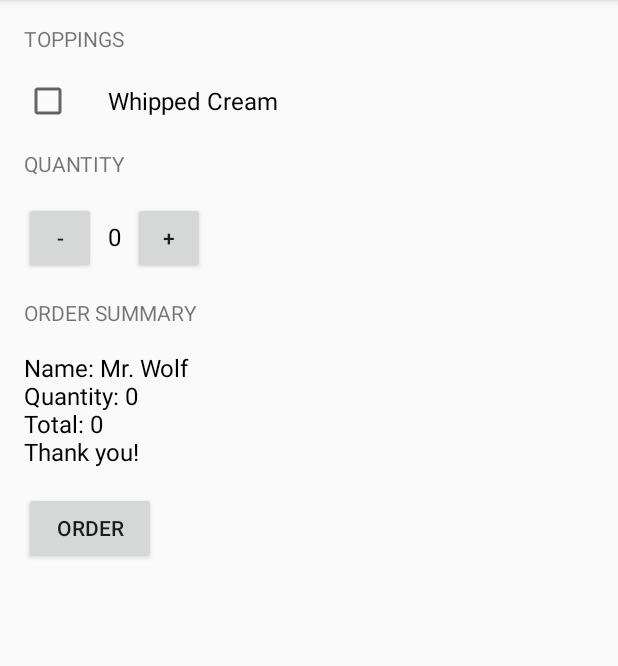
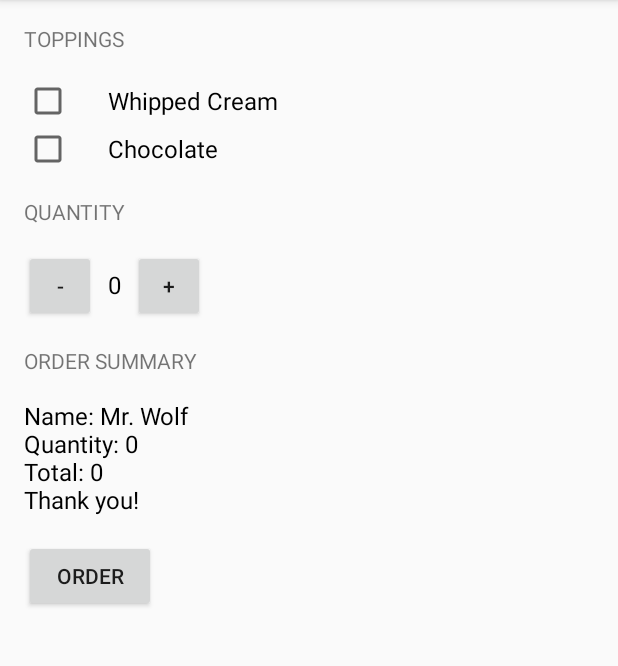
Before and after one commit to bennythejudge/JustJava, an Android app: the screen it shows after launch (MainActivity), after a tap on "ORDER", on a phone screen of 412 x 824 dp, the part 84-750 px from its top. Run offline under Robolectric (Android 15) with nearby library versions, the phone set to English and light mode, and no system bars.

Commit message:
Add a second checkbox

```diff
--- a/app/src/main/java/com/example/android/justjava/MainActivity.java
+++ b/app/src/main/java/com/example/android/justjava/MainActivity.java
@@ -38,12 +38,15 @@ public class MainActivity extends AppCompatActivity {
         return quantity * unit_price;
     }
 
-    private String createOrderSummary(int unit_price, int quantity, boolean hasTopping) {
+    private String createOrderSummary(int unit_price, int quantity, boolean hasWhippedCream,
+                                      boolean hasChocolate) {
 
-        String topping =  (hasTopping) ? "With Topping\n" : "";
+        String whippedcream =  (hasWhippedCream) ? "With Whipped Cream on Top\n" : "";
+        String chocolate =  (hasChocolate) ? "With Chocolate\n" : "";
 
         return "Name: Mr. Wolf\n" +
-               topping +
+                whippedcream +
+                chocolate +
                 "Quantity: " + quantity + "\n" +
                 "Total: " + calculatePrice(quantity, unit_price) + "\n" +
                 "Thank you!";
@@ -52,12 +55,15 @@ public class MainActivity extends AppCompatActivity {
 
     public void submitOrder(View view) {
 
-        boolean hasTopping = ((CheckBox) findViewById(R.id.add_topping)).isChecked();
+        boolean hasWhippedCream = ((CheckBox) findViewById(R.id.whipped_cream)).isChecked();
+        boolean hasChocolate = ((CheckBox) findViewById(R.id.chocolate)).isChecked();
 
-        Log.d("submitOrder", "Checkbox: " + hasTopping);
+        Log.d("submitOrder", "whipped cream: " + hasWhippedCream + " chocolate: " +
+                hasChocolate);
 
+        String priceMessage = createOrderSummary(unit_price, quantity, hasWhippedCream,
+                hasChocolate );
 
-        String priceMessage = createOrderSummary(unit_price, quantity, hasTopping);
         int price = calculatePrice(quantity, unit_price);
         Log.v("MainActivity", "The price is: " + price);
         displayMessage(priceMessage);
--- a/app/src/main/res/layout/activity_main.xml
+++ b/app/src/main/res/layout/activity_main.xml
@@ -1,10 +1,14 @@
-<LinearLayout xmlns:android="http://schemas.android.com/apk/res/android"
+<ScrollView xmlns:android="http://schemas.android.com/apk/res/android"
     xmlns:tools="http://schemas.android.com/tools"
     android:layout_width="match_parent"
     android:layout_height="match_parent"
+    tools:context=".MainActivity" >
+
+    <LinearLayout
+        android:layout_width="match_parent"
+        android:layout_height="match_parent"
         android:orientation="vertical"
-    android:paddingLeft="16dp"
-    tools:context=".MainActivity">
+        android:paddingLeft="16dp" >
 
         <TextView
             android:layout_width="wrap_content"
@@ -15,13 +19,22 @@
             android:textAllCaps="true" />
 
         <CheckBox
-        android:id="@+id/add_topping"
+            android:id="@+id/whipped_cream"
             android:layout_width="wrap_content"
             android:layout_height="wrap_content"
             android:paddingLeft="24dp"
             android:text="Whipped Cream"
-        android:textSize="16sp"
-        android:textAppearance="?android:textAppearanceMedium" />
+            android:textAppearance="?android:textAppearanceMedium"
+            android:textSize="16sp" />
+
+        <CheckBox
+            android:id="@+id/chocolate"
+            android:layout_width="wrap_content"
+            android:layout_height="wrap_content"
+            android:paddingLeft="24dp"
+            android:text="Chocolate"
+            android:textAppearance="?android:textAppearanceMedium"
+            android:textSize="16sp" />
 
         <TextView
             android:layout_width="wrap_content"
@@ -69,6 +82,7 @@
             android:text="Order Summary"
             android:textAllCaps="true" />
 
+
         <TextView
             android:id="@+id/order_summary_text_view"
             android:layout_width="wrap_content"
@@ -85,3 +99,5 @@
             android:onClick="submitOrder"
             android:text="Order" />
     </LinearLayout>
+
+</ScrollView>
```
Lines whose indentation alone changed are shown as unchanged.
